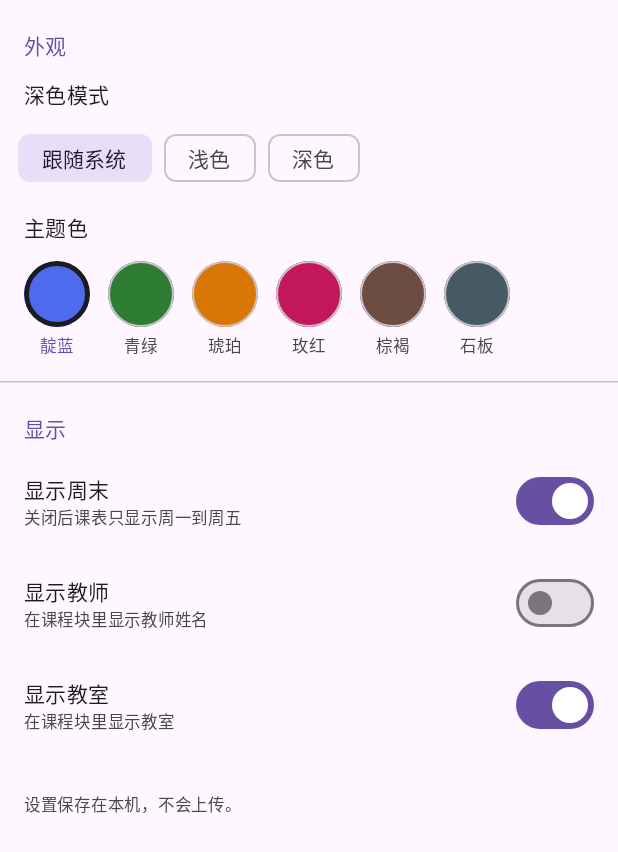
After one commit to 3beuml/UniPocket, an Android app built with Jetpack Compose: the composable SettingsScreen shown on its own in the app's theme, on a phone screen of 412 x 824 dp. The commit adds this screen. Shown: the top 852 px of the screen. Run offline under Robolectric (Android 15) with nearby library versions, the phone set to English and light mode, and no system bars.

Commit message:
feature-settings：设置页与偏好仓储（外观/显示）
- core-domain：SchedulePrefs + PrefsRepository + InMemoryPrefsStore，非法值回退默认，5 个单测
- core-ui：UniPocketTheme 支持种子色（material-color-utilities 2.0.0 生成整套 M3 配色）
- core-ui：WeekTimetable 新增 showWeekend / showTeacher / showRoom
- feature-settings：深色模式、6 个预设主题色、三个显示开关（可选模块）
- demo：SharedPreferences 偏好实现（参考实现），底栏三页，偏好跨进程重启保持
- 文档：AGENTS/README/接入指南/设计文档同步

```diff
--- /dev/null
+++ b/core-domain/src/main/kotlin/com/unipocket/domain/SchedulePrefs.kt
@@ -0,0 +1,48 @@
+package com.unipocket.domain
+
+/** 深色模式策略 */
+enum class DarkMode {
+    /** 跟随系统 */
+    SYSTEM,
+    LIGHT,
+    DARK,
+}
+
+/**
+ * 框架内置的用户偏好。**只放普适项**：学校专有的显示差异由接入方自己在
+ * [PrefsStore] 里存别的键，不要往这里加学校语义字段。
+ *
+ * 存的是字符串键值（见 [PrefsStore]），所以每一项都有稳定的 key；
+ * 读取时任何非法值都回退到默认值，不会因为旧版本残留数据崩溃。
+ */
+data class SchedulePrefs(
+    val darkMode: DarkMode = DarkMode.SYSTEM,
+    /** 主题种子色（ARGB）。用它生成整套 Material 3 配色 */
+    val themeSeed: Int = DEFAULT_SEED,
+    /** 课表网格是否显示周末两列 */
+    val showWeekend: Boolean = true,
+    /** 课程块里是否显示教师 */
+    val showTeacher: Boolean = false,
+    /** 课程块里是否显示教室 */
+    val showRoom: Boolean = true,
+) {
+    companion object {
+        /** 默认种子色：偏蓝的靛色，浅色/深色下对比都够 */
+        val DEFAULT_SEED: Int = 0xFF4F6BED.toInt()
+
+        const val KEY_DARK_MODE = "appearance.darkMode"
+        const val KEY_THEME_SEED = "appearance.themeSeed"
+        const val KEY_SHOW_WEEKEND = "display.showWeekend"
+        const val KEY_SHOW_TEACHER = "display.showTeacher"
+        const val KEY_SHOW_ROOM = "display.showRoom"
+
+        /** 顺序必须与 [PrefsRepository] 的 combine 一致 */
+        val KEYS: List<String> = listOf(
+            KEY_DARK_MODE,
+            KEY_THEME_SEED,
+            KEY_SHOW_WEEKEND,
+            KEY_SHOW_TEACHER,
+            KEY_SHOW_ROOM,
+        )
+    }
+}
--- a/core-ui/build.gradle.kts
+++ b/core-ui/build.gradle.kts
@@ -44,6 +44,8 @@ dependencies {
     api(libs.androidx.lifecycle.runtime.compose)
 
     implementation(libs.androidx.core.ktx)
+    // 由种子色生成整套 M3 配色（外观设置用）
+    implementation(libs.material.color.utilities)
     debugImplementation(libs.androidx.compose.ui.tooling)
 
     testImplementation(libs.junit)
--- a/core-ui/src/main/kotlin/com/unipocket/ui/UniPocketTheme.kt
+++ b/core-ui/src/main/kotlin/com/unipocket/ui/UniPocketTheme.kt
@@ -5,20 +5,34 @@ import androidx.compose.material3.MaterialTheme
 import androidx.compose.material3.darkColorScheme
 import androidx.compose.material3.lightColorScheme
 import androidx.compose.runtime.Composable
+import androidx.compose.runtime.remember
+import androidx.compose.ui.graphics.Color
+import androidx.compose.ui.graphics.toArgb
+import com.unipocket.ui.theme.MaterialYouScheme
 
 /**
  * 框架统一主题入口。
  *
- * 目前只给 Material 3 的默认浅/深配色；接入方的主题色（种子色）配置将在
- * 外观设置落地后从这里接入。
+ * @param darkTheme 是否深色；接入方根据用户偏好计算后传入
+ * @param seedColor 主题种子色；传 null 用 Material 默认配色，
+ *   传任意颜色则用 Material You 算法生成整套配色
  */
 @Composable
 fun UniPocketTheme(
     darkTheme: Boolean = isSystemInDarkTheme(),
+    seedColor: Color? = null,
     content: @Composable () -> Unit,
 ) {
+    val colorScheme = remember(darkTheme, seedColor) {
+        if (seedColor == null) {
+            if (darkTheme) darkColorScheme() else lightColorScheme()
+        } else {
+            MaterialYouScheme.fromSeed(seedColor.toArgb(), darkTheme)
+        }
+    }
+
     MaterialTheme(
-        colorScheme = if (darkTheme) darkColorScheme() else lightColorScheme(),
+        colorScheme = colorScheme,
         content = content,
     )
 }
--- a/demo/build.gradle.kts
+++ b/demo/build.gradle.kts
@@ -38,6 +38,7 @@ dependencies {
     implementation(project(":core-domain"))
     implementation(project(":core-ui"))
     implementation(project(":feature-room"))
+    implementation(project(":feature-settings"))
     implementation(project(":widget"))
 
     implementation(libs.androidx.core.ktx)
--- a/demo/src/main/kotlin/com/unipocket/demo/TimetableTab.kt
+++ b/demo/src/main/kotlin/com/unipocket/demo/TimetableTab.kt
@@ -20,6 +20,7 @@ import androidx.compose.ui.unit.dp
 import androidx.lifecycle.compose.collectAsStateWithLifecycle
 import androidx.lifecycle.viewmodel.compose.viewModel
 import com.unipocket.domain.Course
+import com.unipocket.domain.SchedulePrefs
 import com.unipocket.ui.common.UniPocketErrorBanner
 import com.unipocket.ui.schedule.ScheduleViewModel
 import com.unipocket.ui.schedule.WeekHeader
@@ -30,7 +31,7 @@ import com.unipocket.ui.schedule.WeekTimetable
  * 换数据只需要换一个 `ScheduleSource`，这个文件其余部分不用动。
  */
 @Composable
-fun TimetableTab(modifier: Modifier = Modifier) {
+fun TimetableTab(prefs: SchedulePrefs, modifier: Modifier = Modifier) {
     val config = FakeData.config
     val source = remember { FakeScheduleSource() }
     val viewModel: ScheduleViewModel = viewModel(
@@ -59,6 +60,9 @@ fun TimetableTab(modifier: Modifier = Modifier) {
                 courses = state.courses,
                 week = state.week,
                 modifier = Modifier.fillMaxSize(),
+                showWeekend = prefs.showWeekend,
+                showTeacher = prefs.showTeacher,
+                showRoom = prefs.showRoom,
                 onCourseClick = { selectedCourse = it },
             )
 
--- /dev/null
+++ b/feature-settings/src/main/kotlin/com/unipocket/feature/settings/SettingsScreen.kt
@@ -0,0 +1,200 @@
+package com.unipocket.feature.settings
+
+import androidx.compose.foundation.background
+import androidx.compose.foundation.border
+import androidx.compose.foundation.clickable
+import androidx.compose.foundation.layout.Arrangement
+import androidx.compose.foundation.layout.Box
+import androidx.compose.foundation.layout.Column
+import androidx.compose.foundation.layout.PaddingValues
+import androidx.compose.foundation.layout.Row
+import androidx.compose.foundation.layout.Spacer
+import androidx.compose.foundation.layout.fillMaxSize
+import androidx.compose.foundation.layout.fillMaxWidth
+import androidx.compose.foundation.layout.height
+import androidx.compose.foundation.layout.padding
+import androidx.compose.foundation.layout.size
+import androidx.compose.foundation.lazy.LazyRow
+import androidx.compose.foundation.rememberScrollState
+import androidx.compose.foundation.shape.CircleShape
+import androidx.compose.foundation.verticalScroll
+import androidx.compose.material3.ExperimentalMaterial3Api
+import androidx.compose.material3.FilterChip
+import androidx.compose.material3.HorizontalDivider
+import androidx.compose.material3.MaterialTheme
+import androidx.compose.material3.Switch
+import androidx.compose.material3.Text
+import androidx.compose.runtime.Composable
+import androidx.compose.ui.Alignment
+import androidx.compose.ui.Modifier
+import androidx.compose.ui.draw.clip
+import androidx.compose.ui.graphics.Color
+import androidx.compose.ui.unit.dp
+import com.unipocket.domain.DarkMode
+import com.unipocket.domain.SchedulePrefs
+
+/** 预设主题色：每项是一个种子色，Material You 会据此生成整套配色 */
+private val ThemePresets: List<Pair<String, Int>> = listOf(
+    "靛蓝" to 0xFF4F6BED.toInt(),
+    "青绿" to 0xFF2E7D32.toInt(),
+    "琥珀" to 0xFFD97706.toInt(),
+    "玫红" to 0xFFC2185B.toInt(),
+    "棕褐" to 0xFF6D4C41.toInt(),
+    "石板" to 0xFF455A64.toInt(),
+)
+
+/**
+ * 设置页（无状态）。
+ *
+ * 只负责展示与回调；偏好的读写由调用方通过 [com.unipocket.domain.PrefsRepository] 完成，
+ * 所以这一页可以被任意接入方替换成自己的设置界面，而核心页面只依赖 [SchedulePrefs]。
+ */
+@OptIn(ExperimentalMaterial3Api::class)
+@Composable
+fun SettingsScreen(
+    prefs: SchedulePrefs,
+    onDarkModeChange: (DarkMode) -> Unit,
+    onThemeSeedChange: (Int) -> Unit,
+    onShowWeekendChange: (Boolean) -> Unit,
+    onShowTeacherChange: (Boolean) -> Unit,
+    onShowRoomChange: (Boolean) -> Unit,
+    modifier: Modifier = Modifier,
+) {
+    Column(
+        modifier = modifier
+            .fillMaxSize()
+            .verticalScroll(rememberScrollState()),
+    ) {
+        SectionTitle("外观")
+
+        Text(
+            text = "深色模式",
+            modifier = Modifier.padding(horizontal = 16.dp, vertical = 8.dp),
+            style = MaterialTheme.typography.bodyMedium,
+        )
+        Row(
+            modifier = Modifier.padding(horizontal = 12.dp),
+            horizontalArrangement = Arrangement.spacedBy(8.dp),
+        ) {
+            DarkMode.entries.forEach { mode ->
+                FilterChip(
+                    selected = prefs.darkMode == mode,
+                    onClick = { onDarkModeChange(mode) },
+                    label = { Text(mode.label()) },
+                )
+            }
+        }
+
+        Text(
+            text = "主题色",
+            modifier = Modifier.padding(horizontal = 16.dp, vertical = 12.dp),
+            style = MaterialTheme.typography.bodyMedium,
+        )
+        LazyRow(
+            modifier = Modifier.fillMaxWidth(),
+            contentPadding = PaddingValues(horizontal = 16.dp),
+            horizontalArrangement = Arrangement.spacedBy(12.dp),
+        ) {
+            items(ThemePresets.size) { index ->
+                val (name, seed) = ThemePresets[index]
+                val selected = prefs.themeSeed == seed
+                Column(horizontalAlignment = Alignment.CenterHorizontally) {
+                    Box(
+                        Modifier
+                            .size(44.dp)
+                            .clip(CircleShape)
+                            .background(Color(seed))
+                            .border(
+                                width = if (selected) 3.dp else 1.dp,
+                                color = if (selected) MaterialTheme.colorScheme.onSurface
+                                else MaterialTheme.colorScheme.outlineVariant,
+                                shape = CircleShape,
+                            )
+                            .clickable { onThemeSeedChange(seed) },
+                    )
+                    Text(
+                        text = name,
+                        modifier = Modifier.padding(top = 4.dp),
+                        style = MaterialTheme.typography.labelSmall,
+                        color = if (selected) MaterialTheme.colorScheme.primary
+                        else MaterialTheme.colorScheme.onSurfaceVariant,
+                    )
+                }
+            }
+        }
+
+        Spacer(Modifier.height(16.dp))
+        HorizontalDivider(color = MaterialTheme.colorScheme.outlineVariant)
+
+        SectionTitle("显示")
+
+        SwitchRow(
+            title = "显示周末",
+            subtitle = "关闭后课表只显示周一到周五",
+            checked = prefs.showWeekend,
+            onCheckedChange = onShowWeekendChange,
+        )
+        SwitchRow(
+            title = "显示教师",
+            subtitle = "在课程块里显示教师姓名",
+            checked = prefs.showTeacher,
+            onCheckedChange = onShowTeacherChange,
+        )
+        SwitchRow(
+            title = "显示教室",
+            subtitle = "在课程块里显示教室",
+            checked = prefs.showRoom,
+            onCheckedChange = onShowRoomChange,
+        )
+
+        Spacer(Modifier.height(24.dp))
+        Text(
+            text = "设置保存在本机，不会上传。",
+            modifier = Modifier.padding(horizontal = 16.dp),
+            style = MaterialTheme.typography.labelSmall,
+            color = MaterialTheme.colorScheme.onSurfaceVariant,
+        )
+        Spacer(Modifier.height(24.dp))
+    }
+}
+
+@Composable
+private fun SectionTitle(text: String) {
+    Text(
+        text = text,
+        modifier = Modifier.padding(start = 16.dp, top = 20.dp, bottom = 4.dp),
+        style = MaterialTheme.typography.titleSmall,
+        color = MaterialTheme.colorScheme.primary,
+    )
+}
+
+@Composable
+private fun SwitchRow(
+    title: String,
+    subtitle: String,
+    checked: Boolean,
+    onCheckedChange: (Boolean) -> Unit,
+) {
+    Row(
+        modifier = Modifier
+            .fillMaxWidth()
+            .padding(horizontal = 16.dp, vertical = 10.dp),
+        verticalAlignment = Alignment.CenterVertically,
+    ) {
+        Column(Modifier.weight(1f)) {
+            Text(text = title, style = MaterialTheme.typography.bodyMedium)
+            Text(
+                text = subtitle,
+                style = MaterialTheme.typography.labelSmall,
+                color = MaterialTheme.colorScheme.onSurfaceVariant,
+            )
+        }
+        Switch(checked = checked, onCheckedChange = onCheckedChange)
+    }
+}
+
+private fun DarkMode.label(): String = when (this) {
+    DarkMode.SYSTEM -> "跟随系统"
+    DarkMode.LIGHT -> "浅色"
+    DarkMode.DARK -> "深色"
+}
--- a/gradle/libs.versions.toml
+++ b/gradle/libs.versions.toml
@@ -3,6 +3,7 @@
 agp = "8.7.3"
 kotlin = "2.0.21"
 coroutines = "1.9.0"
+materialColorUtilities = "2.0.0"
 coreKtx = "1.15.0"
 lifecycle = "2.8.7"
 activityCompose = "1.9.3"
@@ -27,6 +28,9 @@ androidx-compose-ui-tooling = { module = "androidx.compose.ui:ui-tooling" }
 androidx-compose-ui-tooling-preview = { module = "androidx.compose.ui:ui-tooling-preview" }
 androidx-compose-material3 = { module = "androidx.compose.material3:material3" }
 
+# Material You 配色生成（Google material-color-utilities 的 Kotlin 移植，MIT）
+material-color-utilities = { module = "com.materialkolor:material-color-utilities", version.ref = "materialColorUtilities" }
+
 junit = { module = "junit:junit", version = "4.13.2" }
 
 [plugins]
--- a/settings.gradle.kts
+++ b/settings.gradle.kts
@@ -35,5 +35,6 @@ rootProject.name = "UniPocket"
 include(":core-domain")
 include(":core-ui")
 include(":feature-room")
+include(":feature-settings")
 include(":widget")
 include(":demo")
```
Also changed, not shown: core-domain/src/main/kotlin/com/unipocket/domain/InMemoryPrefsStore.kt (added, +29 -0 lines), core-domain/src/main/kotlin/com/unipocket/domain/PrefsRepository.kt (added, +62 -0 lines), core-ui/src/main/kotlin/com/unipocket/ui/schedule/WeekTimetable.kt (+24 -3 lines), core-ui/src/main/kotlin/com/unipocket/ui/theme/MaterialYouScheme.kt (added, +72 -0 lines), demo/src/main/kotlin/com/unipocket/demo/MainActivity.kt (+48 -10 lines), demo/src/main/kotlin/com/unipocket/demo/SettingsTab.kt (added, +24 -0 lines), demo/src/main/kotlin/com/unipocket/demo/SharedPreferencesPrefsStore.kt (added, +48 -0 lines), feature-settings/build.gradle.kts (added, +39 -0 lines), 3 other files.
